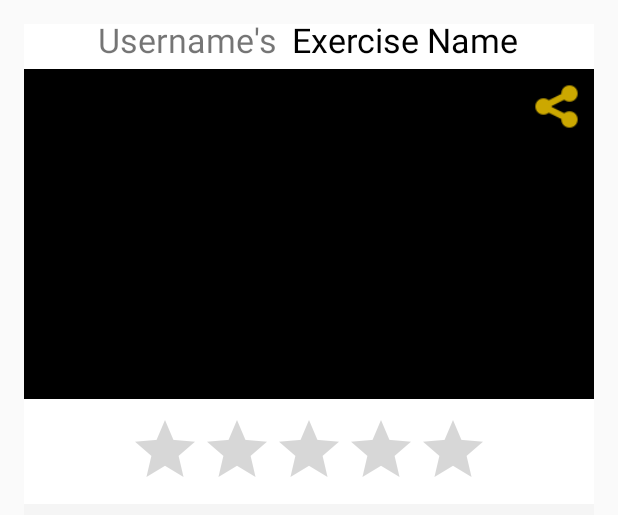
After one commit to MohammadSharif/FormCheck, an Android app: the layout activity_user_view.xml on its own in the app's theme, with its tools: preview values and no code run, on a phone screen of 412 x 824 dp. The commit adds this screen. Shown: the top 515 px of the screen. Run offline under Robolectric (Android 15) with nearby library versions, the phone set to English and light mode, and no system bars.

Commit message:
GOT THE CARDS AND STARS TO WORK

```diff
--- a/app/build.gradle
+++ b/app/build.gradle
@@ -25,6 +25,8 @@ dependencies {
         exclude group: 'com.android.support', module: 'support-annotations'
     })
     compile 'com.android.support:appcompat-v7:25.1.1'
+    compile 'com.android.support:recyclerview-v7:25.1.0'
+    compile 'com.android.support:recyclerview-v7:25.0.0'
     compile 'com.android.support:design:25.1.1'
     compile 'com.android.support:cardview-v7:25.1.1'
     compile 'com.android.support:recyclerview-v7:25.1.1'
@@ -37,7 +39,7 @@ dependencies {
     compile 'com.firebaseui:firebase-ui:0.4.4'
     compile 'com.google.firebase:firebase-core:9.4.0'
     compile 'com.google.android.gms:play-services-auth:9.4.0'
-    compile 'com.google.firebase:firebase-storage:9.4.0'
+    compile 'com.google.android.gms:play-services:9.4.0'
 
 }
 
--- a/app/src/main/AndroidManifest.xml
+++ b/app/src/main/AndroidManifest.xml
@@ -5,7 +5,8 @@
     <uses-feature
         android:name="android.hardware.camera"
         android:required="true" />
-    <uses-permission android:name="android.permission.READ_EXTERNAL_STORAGE"/>
+
+    <uses-permission android:name="android.permission.READ_EXTERNAL_STORAGE" />
 
     <application
         android:allowBackup="true"
@@ -17,24 +18,26 @@
             android:name=".RecordActivity"
             android:configChanges="orientation"
             android:screenOrientation="portrait"
-            android:theme="@style/AppTheme.NoActionBar">
-            </activity>
-        <activity android:name=".MainActivity"></activity>
+            android:theme="@style/AppTheme.NoActionBar"></activity>
+        <activity android:name=".MainActivity" />
         <activity android:name=".LoginActivity">
+
+        </activity>
+        <activity
+            android:name=".PostActivity"
+            android:label="@string/title_activity_post"
+            android:theme="@style/AppTheme.NoActionBar" />
+        <activity
+            android:name=".CreatePostActivity"
+            android:label="@string/title_activity_create_post"
+            android:theme="@style/AppTheme.NoActionBar" />
+        <activity android:name=".UserViewActivity">
             <intent-filter>
                 <action android:name="android.intent.action.MAIN" />
 
                 <category android:name="android.intent.category.LAUNCHER" />
             </intent-filter>
         </activity>
-        <activity
-            android:name=".PostActivity"
-            android:label="@string/title_activity_post"
-            android:theme="@style/AppTheme.NoActionBar"></activity>
-        <activity
-        android:name=".CreatePostActivity"
-        android:label="@string/title_activity_create_post"
-        android:theme="@style/AppTheme.NoActionBar"></activity>
     </application>
 
 </manifest>
--- /dev/null
+++ b/app/src/main/java/haxtech/com/hackmerced2017/UserViewActivity.java
@@ -0,0 +1,65 @@
+package haxtech.com.hackmerced2017;
+
+import android.support.v7.app.AppCompatActivity;
+import android.os.Bundle;
+import android.support.v7.widget.LinearLayoutManager;
+import android.support.v7.widget.RecyclerView;
+import android.view.View;
+import android.widget.Button;
+import android.widget.RatingBar;
+import android.widget.TextView;
+import android.widget.Toast;
+
+public class UserViewActivity extends AppCompatActivity {
+
+    private RatingBar ratingBar;
+    private TextView textRatingValue;
+    private Button buttonSubmit;
+    private RecyclerView mRecyclerView;
+    private RecyclerView.Adapter mAdapter;
+    private RecyclerView.LayoutManager mLayoutManager;
+    private String[] mDataset = {""};
+
+    @Override
+    protected void onCreate(Bundle savedInstanceState) {
+        super.onCreate(savedInstanceState);
+        setContentView(R.layout.activity_user_view);
+        mRecyclerView = (RecyclerView) findViewById(R.id.my_recycler_view);
+
+        // use this setting to improve performance if you know that changes
+        // in content do not change the layout size of the RecyclerView
+        mRecyclerView.setHasFixedSize(true);
+
+        // use a linear layout manager
+        mLayoutManager = new LinearLayoutManager(this);
+        mRecyclerView.setLayoutManager(mLayoutManager);
+
+        // specify an adapter (see also next example)
+        mAdapter = new MyAdapter(mDataset);
+        mRecyclerView.setAdapter(mAdapter);
+    }
+
+    public void addListenerOnRatingBar() {
+        ratingBar = (RatingBar) findViewById(R.id.ratingBar);
+        textRatingValue = (TextView) findViewById(R.id.txtRatingValue);
+
+        ratingBar.setOnRatingBarChangeListener(new RatingBar.OnRatingBarChangeListener() {
+            @Override
+            public void onRatingChanged(RatingBar ratingBar, float rating, boolean fromUser) {
+                textRatingValue.setText(String.valueOf(rating));
+            }
+        });
+    }
+
+    public void addListenerOnButton() {
+        ratingBar = (RatingBar) findViewById(R.id.ratingBar);
+//        buttonSubmit = (Button) findViewById(R.id.buttonSubmit);
+
+        buttonSubmit.setOnClickListener(new View.OnClickListener() {
+            @Override
+            public void onClick(View v) {
+                Toast.makeText(UserViewActivity.this, String.valueOf(ratingBar.getRating()), Toast.LENGTH_SHORT).show();
+            }
+        });
+    }
+}
--- /dev/null
+++ b/app/src/main/res/layout/activity_user_view.xml
@@ -0,0 +1,120 @@
+<?xml version="1.0" encoding="utf-8"?>
+<RelativeLayout xmlns:android="http://schemas.android.com/apk/res/android"
+    xmlns:tools="http://schemas.android.com/tools"
+    android:id="@+id/activity_user_view_"
+    android:layout_width="match_parent"
+    android:layout_height="match_parent"
+    android:paddingBottom="@dimen/activity_vertical_margin"
+    android:paddingLeft="@dimen/activity_horizontal_margin"
+    android:paddingRight="@dimen/activity_horizontal_margin"
+    android:paddingTop="@dimen/activity_vertical_margin"
+    tools:context="haxtech.com.hackmerced2017.UserViewActivity">
+
+    <RelativeLayout
+        android:layout_width="match_parent"
+        android:layout_height="40dp"
+        android:id="@+id/UserView_Title"
+        android:background="@color/colorWhite"
+        android:layout_marginTop="-10dp"
+        android:gravity="center_horizontal">
+
+        <TextView
+            android:text="Username"
+            android:layout_width="wrap_content"
+            android:layout_height="wrap_content"
+            android:id="@+id/UserView_Username"
+            android:textSize="22.5sp"
+            android:paddingTop="5dp"
+            android:layout_alignParentStart="true" />
+        <TextView
+            android:text="'s"
+            android:layout_height="wrap_content"
+            android:layout_centerHorizontal="true"
+            android:id="@+id/UserView_Possess"
+            android:paddingTop="5dp"
+            android:layout_toRightOf="@id/UserView_Username"
+            android:layout_width="25dp"
+            android:textSize="22.5sp" />
+
+        <TextView
+            android:text="Exercise Name"
+            android:layout_width="wrap_content"
+            android:layout_height="wrap_content"
+            android:layout_centerHorizontal="true"
+            android:id="@+id/UserView_ExerciseName"
+            android:textSize="22.5sp"
+            android:paddingTop="5dp"
+            android:layout_toRightOf="@id/UserView_Possess"
+            android:textColor="@android:color/black" />
+    </RelativeLayout>
+
+    <RelativeLayout
+        android:layout_width="match_parent"
+        android:layout_height="220dp"
+        android:id="@+id/UserView_Video"
+        android:background="@android:color/black"
+        android:layout_below="@id/UserView_Title">
+
+        <ImageButton
+            android:layout_width="50dp"
+            android:layout_height="50dp"
+            android:src="@drawable/yellowsharebutton"
+            android:scaleType="fitCenter"
+            android:scaleX="0.75"
+            android:scaleY="0.75"
+            android:background="@android:color/black"
+            android:layout_alignParentRight="true"
+            android:layout_alignParentTop="true"
+
+            android:id="@+id/UserView_ShareButton" />
+    </RelativeLayout>
+
+    <RelativeLayout
+        android:layout_width="match_parent"
+        android:layout_height="70dp"
+        android:id="@+id/UserView_Info"
+        android:background="@android:color/background_light"
+        android:layout_below="@+id/UserView_Video"
+        android:layout_alignParentStart="true">
+
+        <RatingBar
+            android:layout_width="wrap_content"
+            android:layout_height="wrap_content"
+            style="android:attr/ratingBarStyleSmall"
+            android:scaleX="1.0"
+            android:scaleY="1.0"
+            android:id="@+id/ratingBar"
+            android:stepSize="0.1"
+            android:foregroundGravity="center_horizontal"
+            android:layout_centerVertical="true"
+            android:layout_centerHorizontal="true"
+            android:paddingTop="8dp" />
+
+
+    </RelativeLayout>
+    <RelativeLayout
+        android:layout_width="match_parent"
+        android:layout_height="250dp"
+        android:id="@+id/UserView_Comments"
+        android:layout_below="@id/UserView_Info"
+        android:background="@color/colorLightGray">
+
+        <android.support.v7.widget.RecyclerView
+            android:id="@+id/my_recycler_view"
+            android:scrollbars="vertical"
+            android:layout_width="match_parent"
+            android:layout_height="match_parent"
+            android:paddingLeft="22.5dp"
+            android:paddingTop="18dp" />
+
+        <TextView
+            android:id="@+id/txtRatingValue"
+            android:layout_width="wrap_content"
+            android:layout_height="wrap_content"
+            android:text=""
+            android:textAppearance="?android:attr/textAppearanceSmall" />
+    </RelativeLayout>
+
+
+
+</RelativeLayout>
--- a/app/src/main/res/values/colors.xml
+++ b/app/src/main/res/values/colors.xml
@@ -4,4 +4,7 @@
     <color name="colorPrimaryDark">#303F9F</color>
     <color name="colorAccent">#FF4081</color>
     <color name="gold">#FFCA28</color>
+    <color name="colorLightGray">#f5f5f5</color>
+    <color name="colorWhite">#FFFFFF</color>
+
 </resources>
--- a/app/src/main/res/values/strings.xml
+++ b/app/src/main/res/values/strings.xml
@@ -1,5 +1,5 @@
 <resources>
-    <string name="app_name">HackMerced2017</string>
+    <string name="app_name">Formcheck</string>
     <string name="facebook_application_id" translatable="false">1355930624471183</string>
     <string name="title_activity_test">TestActivity</string>
     <string name="title_activity_post">PostActivity</string>
```
Also changed, not shown: app/src/main/res/drawable-hdpi/yellowsharebutton.png (added), app/src/main/res/drawable-mdpi/yellowsharebutton.png (added), app/src/main/res/drawable-xhdpi/yellowsharebutton.png (added), app/src/main/res/drawable-xxhdpi/yellowsharebutton.png (added).
